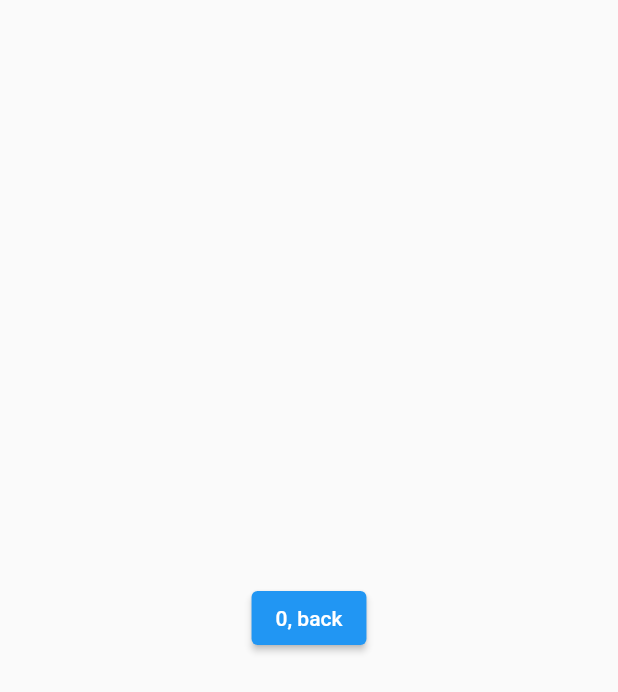
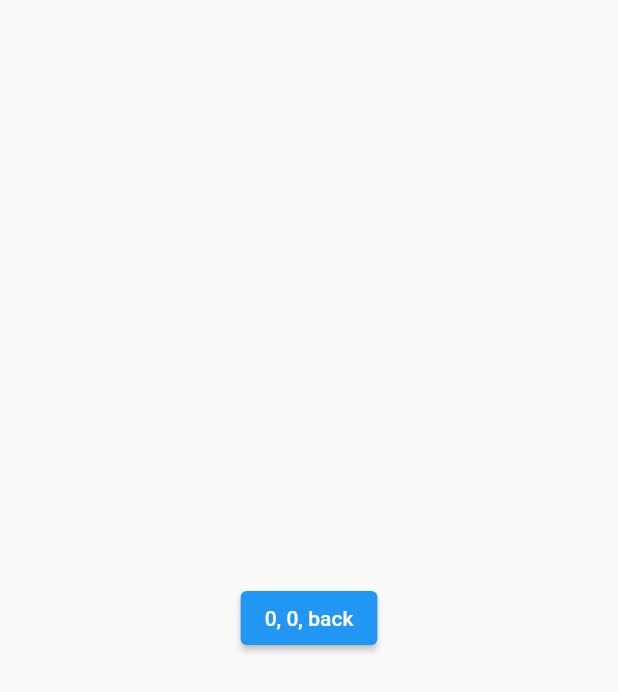
Before and after one commit to mavmaso/taisen, a Flutter app: the screen it shows after launch, after a tap on "Go to Other", on a phone screen of 412 x 824 dp. Shown: the top 692 px of the screen. Run offline on Flutter 3.47's test engine with Material 2 defaults, Android fonts, the phone set to English and light mode, and no system bars; our stand-ins replace get.

Commit message:
feat: add arguments to go ArenaPage

```diff
--- a/lib/app/modules/arena/arena_page.dart
+++ b/lib/app/modules/arena/arena_page.dart
@@ -3,15 +3,16 @@ import 'package:get/get.dart';
 import 'package:taisen/app/modules/home/home_controller.dart';
 
 class Arena extends StatelessWidget {
-  // You can ask Get to find a Controller that is being used by another page and redirect you to it.
   final HomeController c = Get.find();
 
   @override
   Widget build(context) {
-    // Access the updated count variable
+    final count = Get.arguments;
+
     return Scaffold(
         body: Center(
             child: ElevatedButton(
-                child: Text("${c.count}, back"), onPressed: () => Get.back())));
+                child: Text("${c.count}, $count, back"),
+                onPressed: () => Get.back())));
   }
 }
--- a/lib/app/modules/home/home_page.dart
+++ b/lib/app/modules/home/home_page.dart
@@ -16,7 +16,11 @@ class HomePage extends GetView<HomeController> {
             mainAxisAlignment: MainAxisAlignment.center,
             children: [
               ElevatedButton(
-                  child: Text("Go to Other"), onPressed: () => Get.to(Arena())),
+                  child: Text("Go to Other"),
+                  onPressed: () => Get.to(
+                        Arena(),
+                        arguments: controller.count,
+                      )),
               Obx(() => Text("N: ${controller.count}")),
               Obx(() => Text("Arenas: ${controller.arenas.length}")),
             ],
```
